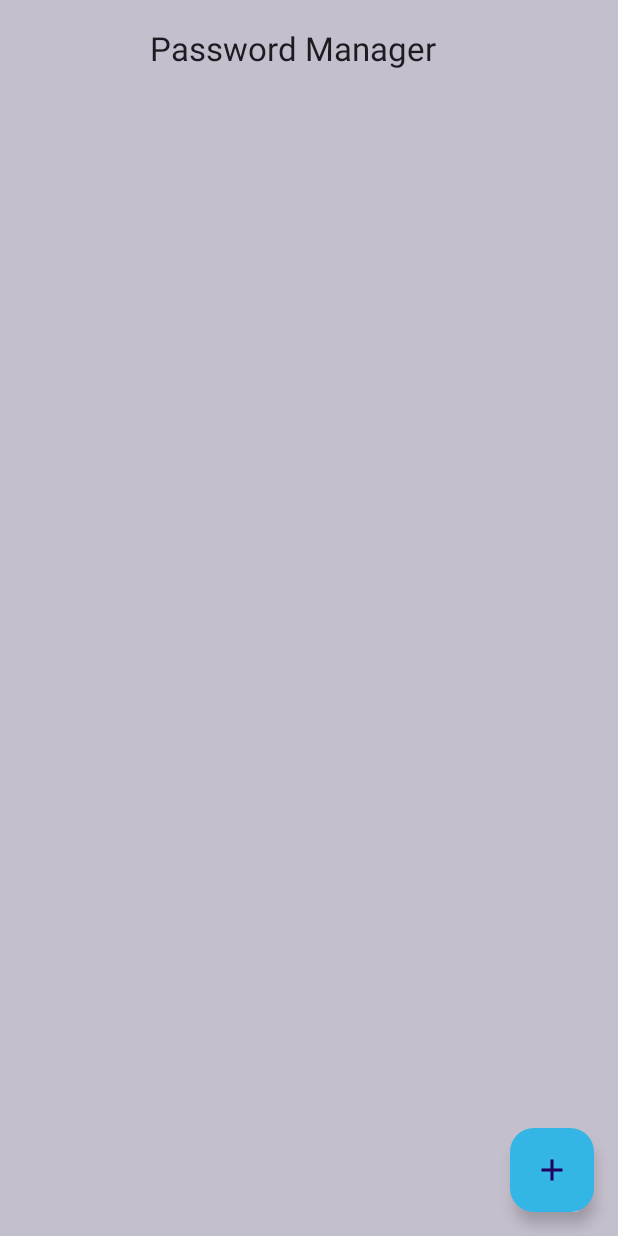
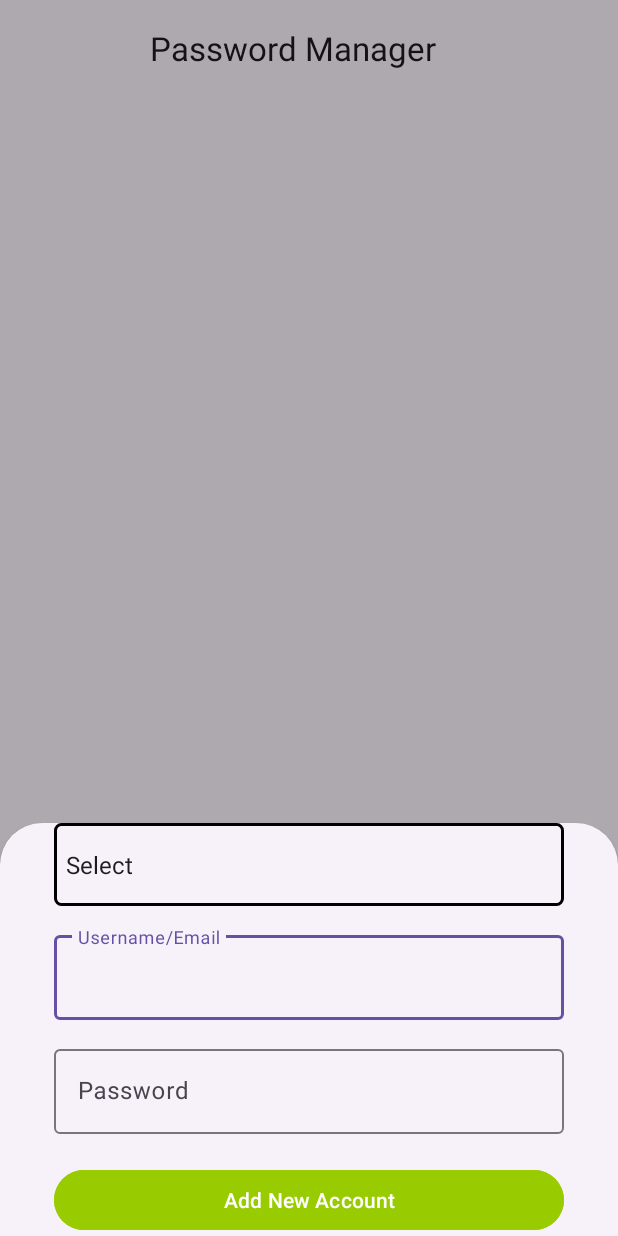
Before and after one commit to W2-80326/password_manager, an Android app: the screen it shows after launch (MainActivity), after a tap on an icon or button, on a phone screen of 412 x 824 dp. Run offline under Robolectric (Android 15) with nearby library versions, the phone set to English and light mode, and no system bars.

Commit message:
Updated app

```diff
--- a/app/build.gradle
+++ b/app/build.gradle
@@ -34,6 +34,7 @@ android {
 
 dependencies {
 
+    implementation 'androidx.sqlite:sqlite:2.1.0'
     implementation 'androidx.core:core-ktx:1.13.1'
     implementation 'androidx.appcompat:appcompat:1.6.1'
     implementation 'com.google.android.material:material:1.12.0'
--- a/app/src/main/AndroidManifest.xml
+++ b/app/src/main/AndroidManifest.xml
@@ -1,6 +1,8 @@
 <?xml version="1.0" encoding="utf-8"?>
 <manifest xmlns:android="http://schemas.android.com/apk/res/android"
     xmlns:tools="http://schemas.android.com/tools">
+
+    <uses-permission android:name="android.permission.INTERNET" />
 
     <application
         android:allowBackup="true"
--- a/app/src/main/java/com/sunbeam/password/activity/MainActivity.kt
+++ b/app/src/main/java/com/sunbeam/password/activity/MainActivity.kt
@@ -3,12 +3,22 @@ package com.sunbeam.password.activity
 import android.annotation.SuppressLint
 import androidx.appcompat.app.AppCompatActivity
 import android.os.Bundle
-import android.widget.GridLayout
+import android.util.Log
+import android.view.LayoutInflater
+import android.view.View
+import android.widget.AdapterView
+import android.widget.ArrayAdapter
+import android.widget.Button
+import android.widget.Spinner
+import android.widget.Toast
 import androidx.recyclerview.widget.GridLayoutManager
 import androidx.recyclerview.widget.RecyclerView
+import com.google.android.material.bottomsheet.BottomSheetDialog
 import com.google.android.material.floatingactionbutton.FloatingActionButton
+import com.google.android.material.textfield.TextInputLayout
 import com.sunbeam.password.R
 import com.sunbeam.password.adapter.PasswordAdapter
+import com.sunbeam.password.dbHelper.AccountDbHelper
 import com.sunbeam.password.entity.Account
 
 class MainActivity : AppCompatActivity() {
@@ -16,22 +26,96 @@ class MainActivity : AppCompatActivity() {
 //    private val accountList = listOf("Google", "Linkedin", "Twitter", "Facebook", "Instagram")
 
     private val accountList = ArrayList<Account>()
+    private lateinit var recyclerview: RecyclerView
+    private lateinit var adapter : PasswordAdapter
 
     @SuppressLint("MissingInflatedId")
     override fun onCreate(savedInstanceState: Bundle?) {
         super.onCreate(savedInstanceState)
         setContentView(R.layout.activity_main)
 
-        val recyclerview = findViewById<RecyclerView>(R.id.recyclerView)
+        recyclerview = findViewById<RecyclerView>(R.id.recyclerView)
+        recyclerview.layoutManager = GridLayoutManager(this,1)
+        adapter = PasswordAdapter(accountList,this)
+        recyclerview.adapter = adapter
 
-        recyclerview.layoutManager = GridLayoutManager(this,1)
-        recyclerview.adapter = PasswordAdapter(accountList,this)
+        getAllData()
 
         val fab = findViewById<FloatingActionButton>(R.id.fab)
         fab.setOnClickListener { addBottomSheet() }
     }
 
     fun addBottomSheet(){
+        val bottomSheetDialog = BottomSheetDialog(this)
+        val bottomSheetView = LayoutInflater.from(this).inflate(R.layout.bottom_add_dialogue,null)
+        bottomSheetDialog.setContentView(bottomSheetView)
 
+        val accounts = bottomSheetView.findViewById<Spinner>(R.id.accounts)
+        val email = bottomSheetView.findViewById<TextInputLayout>(R.id.email)
+        val pass = bottomSheetView.findViewById<TextInputLayout>(R.id.password)
+        val add_btn = bottomSheetView.findViewById<Button>(R.id.add_button)
+        var accountType = ""
+        val adapter = ArrayAdapter.createFromResource(this,R.array.account_type,android.R.layout.simple_spinner_item)
+        adapter.setDropDownViewResource(android.R.layout.simple_spinner_dropdown_item)
+        accounts.adapter = adapter
+        val defaultValue = "Select"
+        val spinnerPosition = adapter.getPosition(defaultValue)
+        accounts.setSelection(spinnerPosition)
+
+        accounts.onItemSelectedListener = object : AdapterView.OnItemSelectedListener{
+            override fun onItemSelected(
+                parent: AdapterView<*>?,
+                view: View?,
+                position: Int,
+                id: Long
+            ) {
+                val item = parent?.getItemAtPosition(position).toString()
+
+                accountType = item
+
+            }
+
+            override fun onNothingSelected(parent: AdapterView<*>?) {
+                TODO("Not yet implemented")
+            }
+        }
+
+        add_btn.setOnClickListener {
+            val emailValue = email.editText?.text.toString()
+            val passValue = pass.editText?.text.toString()
+
+            if (accountType == defaultValue) {
+                Toast.makeText(this, "Please select a valid account type", Toast.LENGTH_SHORT).show()
+                return@setOnClickListener
+            }
+
+            val account = Account()
+            account.acc_type = accountType
+            account.acc = emailValue
+            account.pass = passValue
+            addAccount(account)
+
+            // Add the new account to the list and notify the adapter
+            accountList.add(account)
+            recyclerview.adapter?.notifyItemInserted(accountList.size - 1)
+
+            bottomSheetDialog.dismiss() // Dismiss the dialog after adding the account
+        }
+
+        bottomSheetDialog.show()
+    }
+
+    fun addAccount(account: Account){
+        val dbHelper = AccountDbHelper(this)
+        val num = dbHelper.insertAcc(account)
+        Log.e("Main","account added : "+num)
+    }
+
+    fun getAllData(){
+        val dbHelper = AccountDbHelper(this)
+        val accounts = dbHelper.getDatas()
+        accountList.clear()
+        accountList.addAll(accounts)
+        adapter.notifyDataSetChanged()
     }
 }
--- a/app/src/main/java/com/sunbeam/password/dbHelper/AccountDbHelper.kt
+++ b/app/src/main/java/com/sunbeam/password/dbHelper/AccountDbHelper.kt
@@ -1,8 +1,10 @@
 package com.sunbeam.password.dbHelper
 
+import android.content.ContentValues
 import android.content.Context
 import android.database.sqlite.SQLiteDatabase
 import android.database.sqlite.SQLiteOpenHelper
+import com.sunbeam.password.entity.Account
 
 class AccountDbHelper(context: Context): SQLiteOpenHelper(context,"accounts_db",null,1)
 {
@@ -25,6 +27,33 @@ class AccountDbHelper(context: Context): SQLiteOpenHelper(context,"accounts_db",
         }
     }
 
+    fun insertAcc(account : Account) : Long{
+        val db = this.writableDatabase
+        val contentValues = ContentValues()
+        contentValues.put(col_acc_type,account.acc_type)
+        contentValues.put(col_acc,account.acc)
+        contentValues.put(col_pass,account.pass)
+        val success = db.insert(table_name,null,contentValues)
+        db.close()
+        return success
+    }
+
+    fun getDatas() : List<Account>{
+        val accountList = mutableListOf<Account>()
+//        val query =
+        val db = this.readableDatabase
+        val cursor = db.query(table_name,null,null,null,null,null,null)
+        while (cursor.moveToNext()){
+            val account = Account()
+            account.acc_type = cursor.getString(1)
+            account.acc = cursor.getString(2)
+            account.pass = cursor.getString(3)
+            accountList.add(account)
+        }
+        cursor.close()
+        return accountList
+    }
+
     override fun onUpgrade(db: SQLiteDatabase?, oldVersion: Int, newVersion: Int) {
 
     }
--- a/app/src/main/res/layout/activity_main.xml
+++ b/app/src/main/res/layout/activity_main.xml
@@ -3,7 +3,6 @@
     xmlns:tools="http://schemas.android.com/tools"
     android:layout_width="match_parent"
     android:layout_height="match_parent"
-    android:background="#C4BFCC"
     xmlns:app="http://schemas.android.com/apk/res-auto"
     tools:context=".activity.MainActivity">
 
--- a/app/src/main/res/layout/bottom_add_dialogue.xml
+++ b/app/src/main/res/layout/bottom_add_dialogue.xml
@@ -7,14 +7,15 @@
     android:layout_height="match_parent">
 
     <Spinner
-        style="@style/Widget.Material3.TextInputLayout.OutlinedBox"
-        android:layout_width="match_parent"
+        android:layout_gravity="center"
+        android:layout_width="340dp"
         android:layout_height="55dp"
         android:background="@drawable/spinner_outline"
         android:id="@+id/accounts"/>
 
     <com.google.android.material.textfield.TextInputLayout
-        android:layout_width="match_parent"
+        android:layout_width="340dp"
+        android:layout_gravity="center"
         android:layout_height="wrap_content"
         android:id="@+id/email"
         android:hint="Username/Email"
@@ -29,7 +30,8 @@
     </com.google.android.material.textfield.TextInputLayout>
 
     <com.google.android.material.textfield.TextInputLayout
-        android:layout_width="match_parent"
+        android:layout_width="340dp"
+        android:layout_gravity="center"
         android:layout_height="wrap_content"
         android:id="@+id/password"
         android:hint="Password"
@@ -46,10 +48,11 @@
     <Button
         android:layout_marginTop="20dp"
         android:id="@+id/add_button"
-        android:layout_width="match_parent"
+        android:layout_width="340dp"
+        android:layout_gravity="center"
         android:layout_height="wrap_content"
         android:text="Add New Account"
-        android:backgroundTint="@android:color/black"
+        android:backgroundTint="@android:color/holo_green_light"
         android:textColor="@android:color/white" />
 
 </LinearLayout>
```
Also changed, not shown: app/src/main/java/com/sunbeam/password/adapter/PasswordAdapter.kt (+4 -6 lines), app/src/main/res/layout/bottom_detail_dialogue.xml (+2 -9 lines), app/src/main/res/layout/list_pass.xml (+7 -6 lines).
